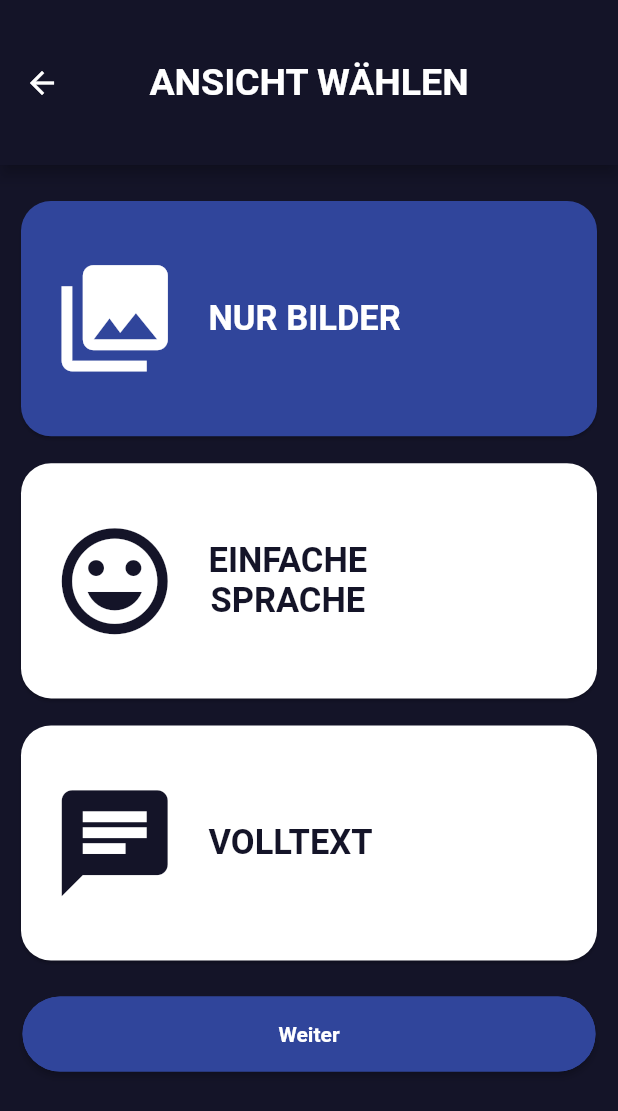
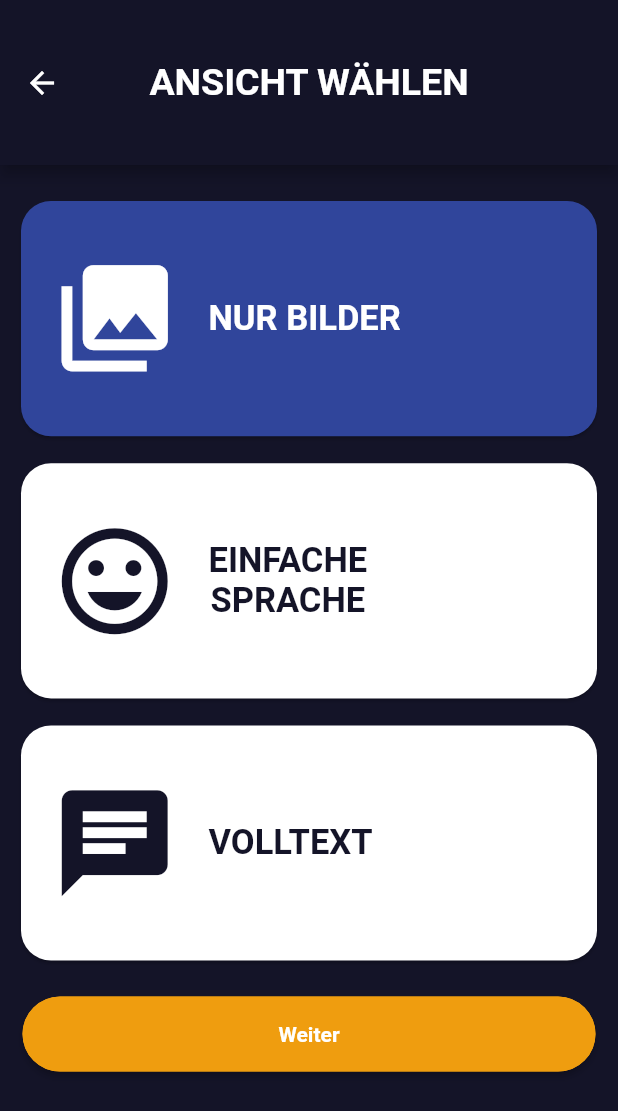
Before and after one commit to arsomesan/JoMa, a Flutter app: the SelectView screen opened directly, on a phone screen of 412 x 824 dp. Shown: the top 1111 px of the screen. Run offline on Flutter 3.47's test engine with Material 2 defaults, Android fonts, the light colour scheme and no system bars; our stand-ins replace animated_splash_screen, carousel_slider, flutter_map, flutter_svg, flutter_svg_provider, font_awesome_flutter and 3 more; accounts and stored records are empty; network calls fail.

Commit message:
small changes

```diff
--- a/lib/materials/appbar_replaceable_image.dart
+++ b/lib/materials/appbar_replaceable_image.dart
@@ -88,6 +88,10 @@
                     decoration: BoxDecoration(
                       shape: BoxShape.circle,
                       image: bild,
+                      border: Border.all(
+                        color: AppColors().darkSecondaryColor,
+                        width: 3,
+                      )
                       //color: Colors.green,
                     ),
                     //child: AppLogo().darkLogo,
--- a/lib/screens/screen_profil_settings.dart
+++ b/lib/screens/screen_profil_settings.dart
@@ -18,8 +18,6 @@
 import 'package:joma/screens/screen_profil_loader.dart';
 import 'package:joma/screens/screen_profil_skills.dart';
 import 'package:joma/utils/user_simple_preferences.dart';
-import 'dart:math' as math;
-
 import 'screen_joblist_search.dart';
 
 class ScreenProfilSettings extends StatefulWidget {
@@ -467,7 +465,7 @@
                           ),
                         ),
                         hintText: user.adresse!.plz,
-                        hintStyle: TextStyle(color: AppColors().white),
+                        hintStyle: TextStyle(color: Colors.grey),
                       ),
                       style: TextStyle(color: AppColors().white),
                     ),
--- a/lib/screens/screen_select_view.dart
+++ b/lib/screens/screen_select_view.dart
@@ -250,7 +250,7 @@
                 margin: const EdgeInsets.fromLTRB(0, 5, 0, 0),
                 child: AppButton(
                   text: "Weiter",
-                  color: AppColors().darkPrimaryColor,
+                  color: AppColors().darkSecondaryColor,
                   onPressed: () {
                     Navigator.push(context,
                         MaterialPageRoute(builder: (context) => ScreenHome()));
```
